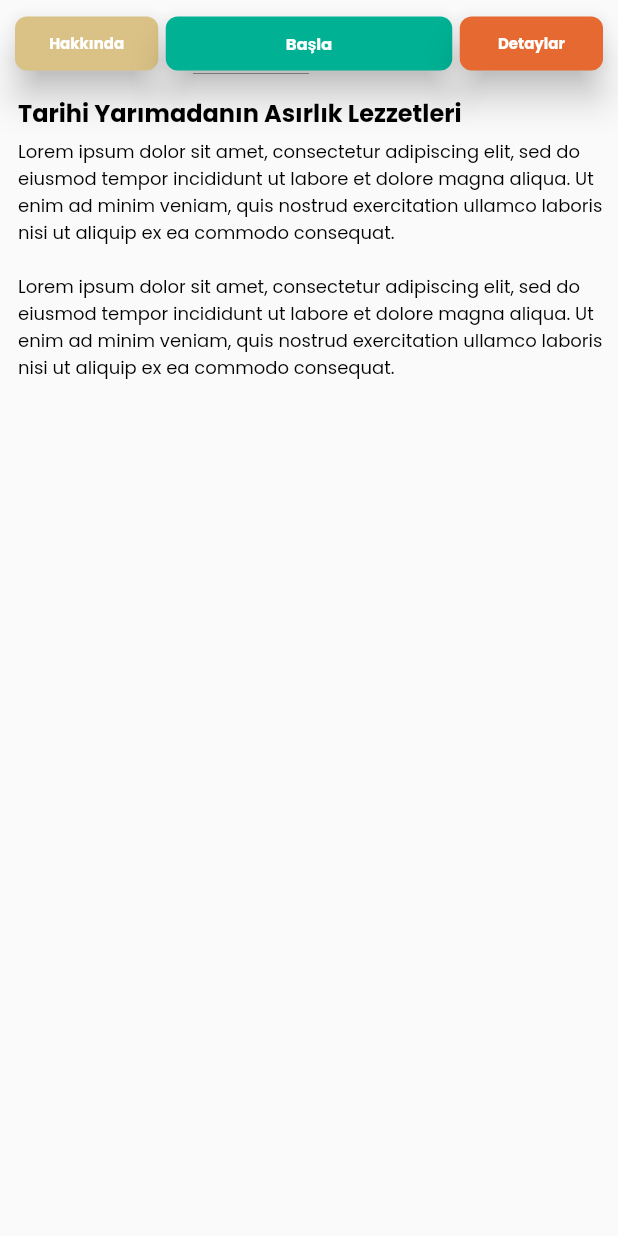
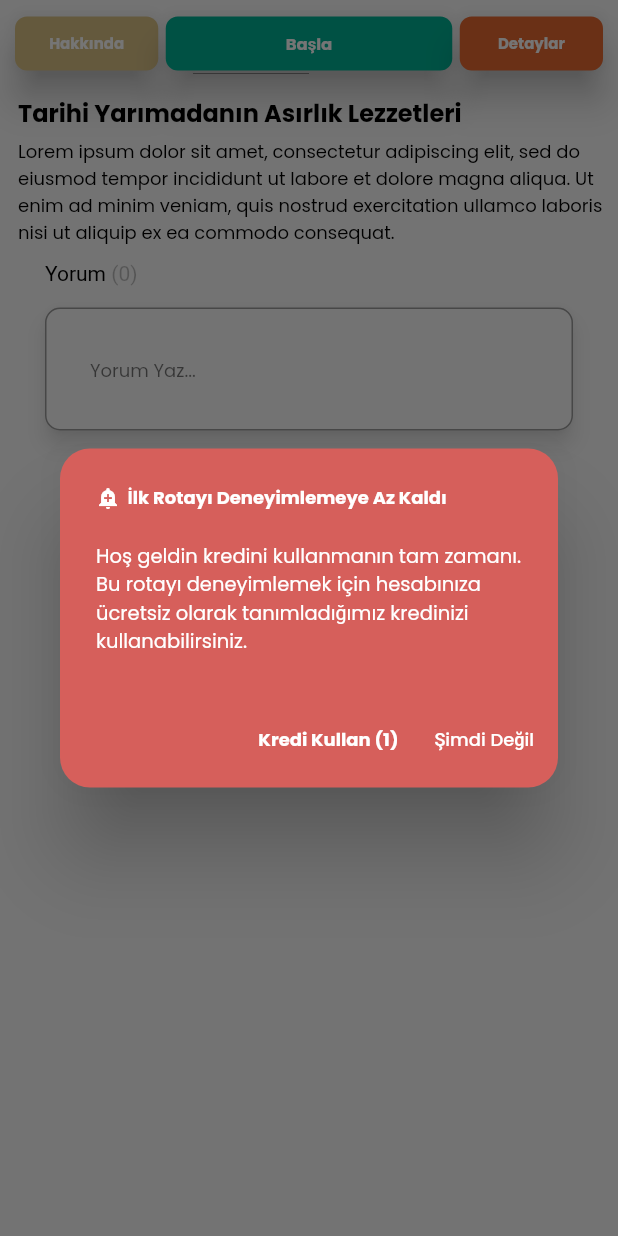
Before and after one commit to kahveciogluo/gb_app_ui, a Flutter app: the RouteDetailPage screen opened directly with sample values from the repository, scrolled down 200 dp, after a tap on "Başla", on a phone screen of 412 x 824 dp. Run offline on Flutter 3.47's test engine with Material 2 defaults, Android fonts, the phone set to English and light mode, and no system bars.

Commit message:
The changes are done.

```diff
--- a/lib/data/my_routes_list.dart
+++ b/lib/data/my_routes_list.dart
@@ -15,11 +15,6 @@ class MyRouteList {
             'elit, sed do eiusmod tempor incididunt ut labore et dolore magna '
             'aliqua. Ut enim ad minim veniam, quis nostrud exercitation ullamco '
             'laboris nisi ut aliquip ex ea commodo consequat. '
-            '\n\n'
-            'Lorem ipsum dolor sit amet, consectetur adipiscing '
-            'elit, sed do eiusmod tempor incididunt ut labore et dolore magna '
-            'aliqua. Ut enim ad minim veniam, quis nostrud exercitation ullamco '
-            'laboris nisi ut aliquip ex ea commodo consequat. '
     ),
     //Route2
     MyRoute(name: "Sürüş Keyfiniz Bol, Yolunuz Düz Olsun",
@@ -30,11 +25,6 @@ class MyRouteList {
       distance: Distance(amount: 35, unit: "Km"),
       durationTime: DurationTime(amount: 23, unit: "Dakika"),
         description: 'Lorem ipsum dolor sit amet, consectetur adipiscing '
-            'elit, sed do eiusmod tempor incididunt ut labore et dolore magna '
-            'aliqua. Ut enim ad minim veniam, quis nostrud exercitation ullamco '
-            'laboris nisi ut aliquip ex ea commodo consequat. '
-            '\n\n'
-            'Lorem ipsum dolor sit amet, consectetur adipiscing '
             'elit, sed do eiusmod tempor incididunt ut labore et dolore magna '
             'aliqua. Ut enim ad minim veniam, quis nostrud exercitation ullamco '
             'laboris nisi ut aliquip ex ea commodo consequat. '
@@ -52,11 +42,6 @@ class MyRouteList {
             'elit, sed do eiusmod tempor incididunt ut labore et dolore magna '
             'aliqua. Ut enim ad minim veniam, quis nostrud exercitation ullamco '
             'laboris nisi ut aliquip ex ea commodo consequat. '
-            '\n\n'
-            'Lorem ipsum dolor sit amet, consectetur adipiscing '
-            'elit, sed do eiusmod tempor incididunt ut labore et dolore magna '
-            'aliqua. Ut enim ad minim veniam, quis nostrud exercitation ullamco '
-            'laboris nisi ut aliquip ex ea commodo consequat. '
     ),
     //Route4
     MyRoute(name: "Beyoğlu'nun Arka Sokakları",
@@ -68,11 +53,6 @@ class MyRouteList {
       step: 4030,
       calorie: 123,
         description: 'Lorem ipsum dolor sit amet, consectetur adipiscing '
-            'elit, sed do eiusmod tempor incididunt ut labore et dolore magna '
-            'aliqua. Ut enim ad minim veniam, quis nostrud exercitation ullamco '
-            'laboris nisi ut aliquip ex ea commodo consequat. '
-            '\n\n'
-            'Lorem ipsum dolor sit amet, consectetur adipiscing '
             'elit, sed do eiusmod tempor incididunt ut labore et dolore magna '
             'aliqua. Ut enim ad minim veniam, quis nostrud exercitation ullamco '
             'laboris nisi ut aliquip ex ea commodo consequat. '
@@ -90,11 +70,6 @@ class MyRouteList {
             'elit, sed do eiusmod tempor incididunt ut labore et dolore magna '
             'aliqua. Ut enim ad minim veniam, quis nostrud exercitation ullamco '
             'laboris nisi ut aliquip ex ea commodo consequat. '
-            '\n\n'
-            'Lorem ipsum dolor sit amet, consectetur adipiscing '
-            'elit, sed do eiusmod tempor incididunt ut labore et dolore magna '
-            'aliqua. Ut enim ad minim veniam, quis nostrud exercitation ullamco '
-            'laboris nisi ut aliquip ex ea commodo consequat. '
     ),
     //Route6
     MyRoute(name: "Bisikletin Şehri: İstanbul",
@@ -106,11 +81,6 @@ class MyRouteList {
       durationTime: DurationTime(amount: 48, unit: "Dakika"),
       calorie: 544,
         description: 'Lorem ipsum dolor sit amet, consectetur adipiscing '
-            'elit, sed do eiusmod tempor incididunt ut labore et dolore magna '
-            'aliqua. Ut enim ad minim veniam, quis nostrud exercitation ullamco '
-            'laboris nisi ut aliquip ex ea commodo consequat. '
-            '\n\n'
-            'Lorem ipsum dolor sit amet, consectetur adipiscing '
             'elit, sed do eiusmod tempor incididunt ut labore et dolore magna '
             'aliqua. Ut enim ad minim veniam, quis nostrud exercitation ullamco '
             'laboris nisi ut aliquip ex ea commodo consequat. '
@@ -127,11 +97,6 @@ class MyRouteList {
             'elit, sed do eiusmod tempor incididunt ut labore et dolore magna '
             'aliqua. Ut enim ad minim veniam, quis nostrud exercitation ullamco '
             'laboris nisi ut aliquip ex ea commodo consequat. '
-            '\n\n'
-            'Lorem ipsum dolor sit amet, consectetur adipiscing '
-            'elit, sed do eiusmod tempor incididunt ut labore et dolore magna '
-            'aliqua. Ut enim ad minim veniam, quis nostrud exercitation ullamco '
-            'laboris nisi ut aliquip ex ea commodo consequat. '
     ),
     //Route8
     MyRoute(name: "İstanbul Boğazı'nın Manevi Muhafızları",
@@ -142,11 +107,6 @@ class MyRouteList {
       distance: Distance(amount: 82, unit: "Km"),
       durationTime: DurationTime(amount: 55, unit: "Dakika"),
         description: 'Lorem ipsum dolor sit amet, consectetur adipiscing '
-            'elit, sed do eiusmod tempor incididunt ut labore et dolore magna '
-            'aliqua. Ut enim ad minim veniam, quis nostrud exercitation ullamco '
-            'laboris nisi ut aliquip ex ea commodo consequat. '
-            '\n\n'
-            'Lorem ipsum dolor sit amet, consectetur adipiscing '
             'elit, sed do eiusmod tempor incididunt ut labore et dolore magna '
             'aliqua. Ut enim ad minim veniam, quis nostrud exercitation ullamco '
             'laboris nisi ut aliquip ex ea commodo consequat. '
@@ -164,11 +124,6 @@ class MyRouteList {
             'elit, sed do eiusmod tempor incididunt ut labore et dolore magna '
             'aliqua. Ut enim ad minim veniam, quis nostrud exercitation ullamco '
             'laboris nisi ut aliquip ex ea commodo consequat. '
-            '\n\n'
-            'Lorem ipsum dolor sit amet, consectetur adipiscing '
-            'elit, sed do eiusmod tempor incididunt ut labore et dolore magna '
-            'aliqua. Ut enim ad minim veniam, quis nostrud exercitation ullamco '
-            'laboris nisi ut aliquip ex ea commodo consequat. '
     ),
     //Route10
     MyRoute(name: "İstanbul'un Nostaljisi: Kuzguncuk",
@@ -183,11 +138,6 @@ class MyRouteList {
             'elit, sed do eiusmod tempor incididunt ut labore et dolore magna '
             'aliqua. Ut enim ad minim veniam, quis nostrud exercitation ullamco '
             'laboris nisi ut aliquip ex ea commodo consequat. '
-            '\n\n'
-            'Lorem ipsum dolor sit amet, consectetur adipiscing '
-            'elit, sed do eiusmod tempor incididunt ut labore et dolore magna '
-            'aliqua. Ut enim ad minim veniam, quis nostrud exercitation ullamco '
-            'laboris nisi ut aliquip ex ea commodo consequat. '
     ),
   ];
 }
--- a/lib/pages/routedetail_page.dart
+++ b/lib/pages/routedetail_page.dart
@@ -1,5 +1,6 @@
 import 'package:flutter/material.dart';
 import 'package:gb_app_ui/models/my_route.dart';
+import 'package:gb_app_ui/widgets/buttons_for_routedetailpage.dart';
 import 'package:gb_app_ui/widgets/sliverappbar_for_routedetailpage.dart';
 
 class RouteDetailPage extends StatefulWidget {
@@ -14,6 +15,9 @@ class _RouteDetailPageState extends State<RouteDetailPage> {
   MyRoute myRoute;
   _RouteDetailPageState(this.myRoute);
 
+  final _controller = TextEditingController();
+  String? val;
+
   @override
   Widget build(BuildContext context) {
     return Scaffold(
@@ -24,27 +28,15 @@ class _RouteDetailPageState extends State<RouteDetailPage> {
               child: Column(
                 mainAxisAlignment: MainAxisAlignment.start,
                 children: [
-                _buildButtons(),
+                  ButtonsForRouteDetailPage(),
                   SizedBox(height: 10.0),
-                Container(
-                    padding: EdgeInsets.only(left: 12.0),
-                    child: Align(
-                        alignment: Alignment.centerLeft,
-                        child: Text(myRoute.name,
-                            style: TextStyle(
-                                color: Colors.black,
-                                fontSize: 16.0,
-                                fontWeight: FontWeight.bold)))),
+                  _buildRouteName(),
                   SizedBox(height: 5.0),
-                Container(
-                    padding: EdgeInsets.only(left: 12.0),
-                    child: Align(
-                        alignment: Alignment.centerLeft,
-                        child: Text(myRoute.description,
-                            style: TextStyle(
-                                color: Colors.black,
-                                fontSize: 12.0,
-                                fontWeight: FontWeight.normal)))),
+                  _buildRouteDescription(),
+                  SizedBox(height: 10.0),
+                  _buildComment(),
+                  SizedBox(height: 15.0,),
+                  _buildCommentForm(),
                 ],
               ),
           )
@@ -53,66 +45,72 @@ class _RouteDetailPageState extends State<RouteDetailPage> {
     );
   }
 
-  Container _buildButtons() {
+  Container _buildCommentForm() {
     return Container(
-      padding: EdgeInsets.only(left: 10.0, right: 10.0, top: 5.0),
-      child: Row(
-        children: [
-          Expanded(
-            flex: 1,
-            child: Container(
-              child: RaisedButton(
-                shape: RoundedRectangleBorder(
-                    borderRadius: BorderRadius.all(Radius.circular(8.0))),
-                color: Color(0xffdac286),
-                elevation: 10,
-                child: Text("Hakkında",
-                    style: TextStyle(
-                        color: Colors.white,
-                        fontWeight: FontWeight.bold,
-                        fontSize: 10.0)),
-                onPressed: () {},
+                  padding: EdgeInsets.only(left: 30.0, right: 30.0),
+                  child: Material(
+                    elevation: 5.0,
+                    shadowColor: Colors.black54,
+                    shape: RoundedRectangleBorder(borderRadius: BorderRadius.circular(10.0)),
+                    child: TextField(
+                      controller: _controller,
+                      onChanged: (val) {
+                        val = _controller.text.toString();
+                      },
+                      decoration: InputDecoration(
+                          contentPadding: EdgeInsets.all(30),
+                          hintText: "Yorum Yaz...",
+                          hintStyle: TextStyle(color: Colors.black54, fontSize: 12.0),
+                          border: OutlineInputBorder(
+                              borderRadius:BorderRadius.circular(10.0)
+                          )
                       ),
                     ),
                   ),
-          SizedBox(width: 5.0),
-          Expanded(
-            flex: 2,
-            child: Container(
-              child: RaisedButton(
-                shape: RoundedRectangleBorder(
-                    borderRadius: BorderRadius.all(Radius.circular(8.0))),
-                color: Color(0xff00b194),
-                elevation: 10,
-                child: Text("Başla",
+                );
+  }
+
+  Container _buildComment() {
+    return Container(
+                  padding: EdgeInsets.only(left: 30.0),
+                  child: Align(
+                    alignment: Alignment.centerLeft,
+                    child: RichText(
+                      text: TextSpan(
+                          text: "Yorum ",
+                          style: TextStyle(color: Colors.black, fontSize: 14.0),
+                          children: <TextSpan>[
+                            TextSpan(text: "(0)",
                                 style: TextStyle(
-                        color: Colors.white,
-                        fontWeight: FontWeight.bold,
-                        fontSize: 11.0)),
-                onPressed: () {},
+                                    color: Colors.black26, fontSize: 14.0)
+                            )]),
                     ),
-            ),
-          ),
-          SizedBox(width: 5.0),
-          Expanded(
-            flex: 1,
-            child: Container(
-              child: RaisedButton(
-                shape: RoundedRectangleBorder(
-                    borderRadius: BorderRadius.all(Radius.circular(8.0))),
-                color: Color(0xffe66931),
-                elevation: 10,
-                child: Text("Detaylar",
-                    style: TextStyle(
-                        color: Colors.white,
-                        fontWeight: FontWeight.bold,
-                        fontSize: 10.0)),
-                onPressed: () {},
-              ),
-            ),
-          ),
-        ],
                   ),
                 );
   }
+
+  Container _buildRouteDescription() {
+    return Container(
+                  padding: EdgeInsets.only(left: 12.0),
+                  child: Align(
+                      alignment: Alignment.centerLeft,
+                      child: Text(myRoute.description,
+                          style: TextStyle(
+                              color: Colors.black,
+                              fontSize: 12.0,
+                              fontWeight: FontWeight.normal))));
   }
+
+  Container _buildRouteName() {
+    return Container(
+                  padding: EdgeInsets.only(left: 12.0),
+                  child: Align(
+                      alignment: Alignment.centerLeft,
+                      child: Text(myRoute.name,
+                          style: TextStyle(
+                              color: Colors.black,
+                              fontSize: 16.0,
+                              fontWeight: FontWeight.bold))));
+  }
+
+}
--- /dev/null
+++ b/lib/widgets/buttons_for_routedetailpage.dart
@@ -0,0 +1,107 @@
+import 'package:flutter/material.dart';
+
+class ButtonsForRouteDetailPage extends StatelessWidget {
+  const ButtonsForRouteDetailPage({Key? key}) : super(key: key);
+
+  @override
+  Widget build(BuildContext context) {
+    return Container(
+      padding: EdgeInsets.only(left: 10.0, right: 10.0, top: 5.0),
+      child: Row(
+        children: [
+          Expanded(
+            flex: 1,
+            child: Container(
+              child: RaisedButton(
+                shape: RoundedRectangleBorder(
+                    borderRadius: BorderRadius.all(Radius.circular(8.0))),
+                color: Color(0xffdac286),
+                elevation: 10,
+                child: Text("Hakkında",
+                    style: TextStyle(
+                        color: Colors.white,
+                        fontWeight: FontWeight.bold,
+                        fontSize: 10.0)),
+                onPressed: () {},
+              ),
+            ),
+          ),
+          SizedBox(width: 5.0),
+          Expanded(
+            flex: 2,
+            child: Container(
+              child: RaisedButton(
+                shape: RoundedRectangleBorder(
+                    borderRadius: BorderRadius.all(Radius.circular(8.0))),
+                color: Color(0xff00b194),
+                elevation: 10,
+                child: Text("Başla",
+                    style: TextStyle(
+                        color: Colors.white,
+                        fontWeight: FontWeight.bold,
+                        fontSize: 11.0)),
+                onPressed: () {showAlertDialog(context);},
+              ),
+            ),
+          ),
+          SizedBox(width: 5.0),
+          Expanded(
+            flex: 1,
+            child: Container(
+              child: RaisedButton(
+                shape: RoundedRectangleBorder(
+                    borderRadius: BorderRadius.all(Radius.circular(8.0))),
+                color: Color(0xffe66931),
+                elevation: 10,
+                child: Text("Detaylar",
+                    style: TextStyle(
+                        color: Colors.white,
+                        fontWeight: FontWeight.bold,
+                        fontSize: 10.0)),
+                onPressed: () {},
+              ),
+            ),
+          ),
+        ],
+      ),
+    );
+  }
+
+  showAlertDialog(BuildContext context) {
+    String alertMessage = "Hoş geldin kredini kullanmanın tam zamanı. Bu rotayı deneyimlemek için hesabınıza ücretsiz olarak tanımladığımız kredinizi kullanabilirsiniz.";
+
+    Widget button1 = TextButton(
+      child: Text("Kredi Kullan (1)", style: TextStyle(color: Colors.white, fontWeight: FontWeight.bold, fontSize: 12.0)),
+      onPressed:  () {Navigator.pop(context);},
+    );
+    Widget button2 = TextButton(
+      child: Text("Şimdi Değil", style: TextStyle(color: Colors.white, fontSize: 12.0)),
+      onPressed:  () {Navigator.pop(context);},
+    );
+
+    AlertDialog alert = AlertDialog(
+      shape: RoundedRectangleBorder(
+          borderRadius: BorderRadius.all(Radius.circular(20.0))),
+      backgroundColor: Theme.of(context).primaryColor,
+      title: Row(
+        children: [
+          Icon(Icons.add_alert, color: Colors.white, size: 16.0,),
+          SizedBox(width: 5,),
+          Text("İlk Rotayı Deneyimlemeye Az Kaldı", style: TextStyle(color: Colors.white, fontWeight: FontWeight.bold, fontSize: 12.0)),
+        ],
+      ),
+      content: Text(alertMessage, style: TextStyle(color: Colors.white, fontSize: 13.0)),
+      actions: [
+        button1,
+        button2,
+      ],
+    );
+
+    showDialog(
+      context: context,
+      builder: (BuildContext context) {
+        return alert;
+      },
+    );
+  }
+}
```
Lines whose indentation alone changed are shown as unchanged.
